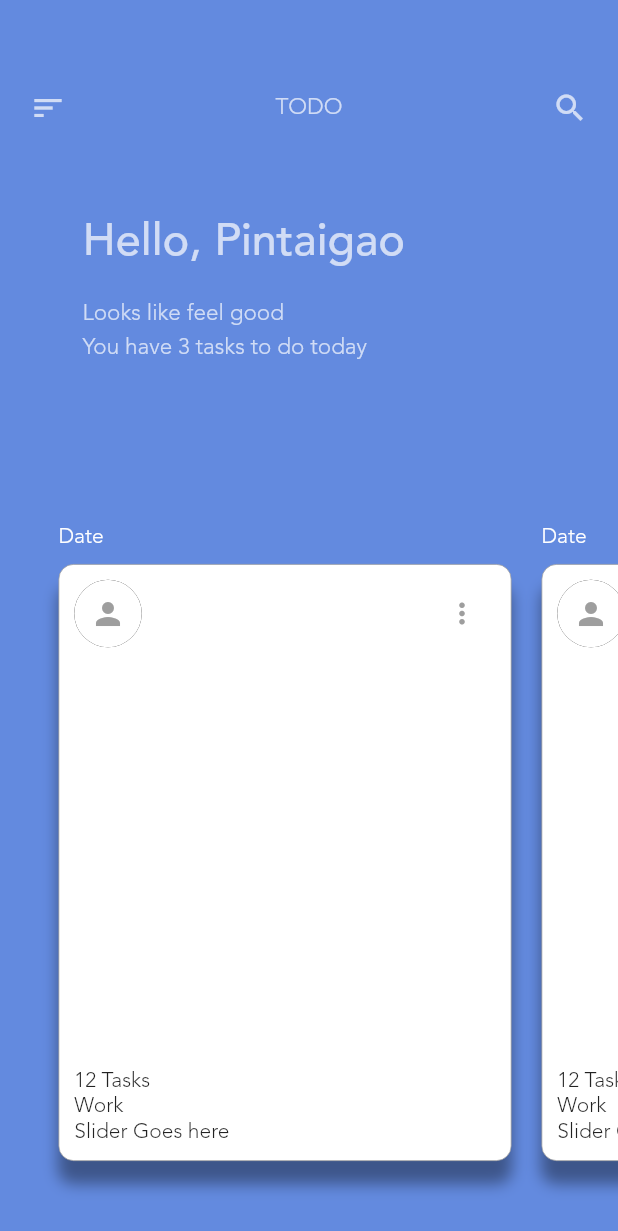
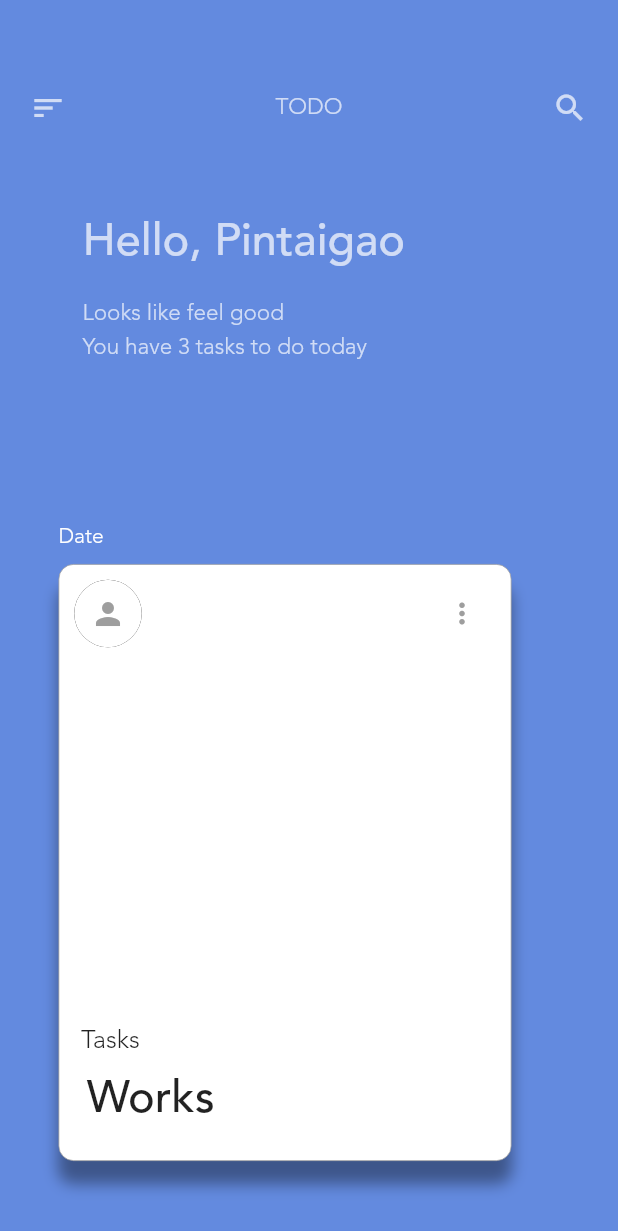
Before and after one commit to pintaigao/Flutter_TODO, a Flutter app: the screen it shows after launch, on a phone screen of 412 x 824 dp. Shown: the top 1231 px of the screen. Run offline on Flutter 3.47's test engine with Material 2 defaults, Android fonts, the light colour scheme and no system bars.

Commit message:
regular update

```diff
--- a/lib/Pages/HomePage.dart
+++ b/lib/Pages/HomePage.dart
@@ -114,7 +114,7 @@ class _HomePageState extends State<HomePage> {
                   },
                   scrollDirection: Axis.horizontal,
                   padding: EdgeInsets.only(left: 29.0),
-                  itemCount: 20,
+                  itemCount: 1,
                   controller: _scrollController,
                   physics: const NeverScrollableScrollPhysics(),
                 ),
--- a/lib/UI_Elements/TodoCard.dart
+++ b/lib/UI_Elements/TodoCard.dart
@@ -1,12 +1,12 @@
 import 'package:flutter/material.dart';
-import 'package:flutter_design/Pages/TodoDetail.dart';
+import 'package:flutter_design/Pages/TodoDetail/TodoDetail.dart';
 
 class TodoCard extends StatelessWidget {
   final int position;
   final ScrollController controller;
   final colorChanger;
 
-  TodoCard({this.position, this.controller,this.colorChanger});
+  TodoCard({this.position, this.controller, this.colorChanger});
 
   @override
   Widget build(BuildContext context) {
@@ -49,7 +49,9 @@ class TodoCard extends StatelessWidget {
                             new Row(
                               mainAxisAlignment: MainAxisAlignment.spaceBetween,
                               children: <Widget>[
-                                new Container(
+                                new Hero(
+                                  tag: "type_icon",
+                                  child: new Container(
                                       child: new CircleAvatar(
                                         child: Icon(Icons.person),
                                         backgroundColor: Colors.white,
@@ -61,6 +63,7 @@ class TodoCard extends StatelessWidget {
                                         color: Colors.black, // border color
                                         shape: BoxShape.circle,
                                       )),
+                                ),
                                 new Container(
 //                              alignment: Alignment(0.0, -3.0),
                                   child: new CircleAvatar(
@@ -81,20 +84,44 @@ class TodoCard extends StatelessWidget {
                               child: new Column(
                                 crossAxisAlignment: CrossAxisAlignment.start,
                                 children: <Widget>[
-                                  new Text("12 Tasks"),
-                                  new Text("Work"),
-                                  new Text("Slider Goes here"),
+                                  new Padding(
+                                      padding:
+                                          const EdgeInsets.only(bottom: 12.0),
+                                      child: new Align(
+                                          alignment: Alignment.bottomLeft,
+                                          child: new Hero(
+                                            tag: "task-number",
+                                            child: new Material(
+                                                color: Colors.transparent,
+                                                child: new Text(
+                                                  " Tasks",
+                                                  style: new TextStyle(
+                                                      fontSize: 17.0,
+                                                      fontWeight:
+                                                          FontWeight.w100),
+                                                )),
+                                          ))),
+                                  new Padding(
+                                      padding:
+                                          const EdgeInsets.only(bottom: 12.0),
+                                      child: new Align(
+                                          alignment: Alignment.bottomLeft,
+                                          child: new Hero(
+                                            tag: "task-title",
+                                            child: new Material(
+                                                color: Colors.transparent,
+                                                child: new Text(
+                                                  " Works",
+                                                  style: new TextStyle(
+                                                      fontSize: 30.0,
+                                                      fontWeight:
+                                                          FontWeight.w700),
+                                                )),
+                                          ))),
                                 ],
                               ),
                             ),
-                            /*
 
-                              onTap: () => Navigator.of(context).push(
-                                      MaterialPageRoute(
-                                          builder: (BuildContext context) {
-                                    return TodoDetail();
-                                  }))),
-                        )*/
                           ],
                         )),
                   ),
@@ -104,9 +131,8 @@ class TodoCard extends StatelessWidget {
             new Container(
               height: screenSize.height / 2.1,
               child: new GestureDetector(
-                onTap: (){
-                  controller.animateTo(
-                      (screenSize.width - 90.5) * position,
+                onTap: () {
+                  controller.animateTo((screenSize.width - 90.5) * position,
                       duration: const Duration(milliseconds: 300),
                       curve: Curves.easeOut);
                   colorChanger();
@@ -117,6 +143,7 @@ class TodoCard extends StatelessWidget {
                         MaterialPageRoute(builder: (BuildContext context) {
                       return TodoDetail();
                     }));
+//                    Navigator.of(context).pushNamed("/detail");
                   }
                 },
               ),
--- a/lib/main.dart
+++ b/lib/main.dart
@@ -1,5 +1,7 @@
 import 'package:flutter/material.dart';
+import 'package:flutter_design/Pages/AddTaskPage/AddTaskPage.dart';
 import 'package:flutter_design/Pages/HomePage.dart';
+import 'package:flutter_design/Pages/TodoDetail/TodoDetail.dart';
 
 void main() => runApp(new MyApp());
 
@@ -11,10 +13,14 @@ class MyApp extends StatelessWidget {
       title: 'Flutter Demo',
       theme: new ThemeData(
         primarySwatch: Colors.blue,
-        fontFamily: "AvenirLTStd"
+        fontFamily: "AvenirLTStd",
+        accentColor: Colors.white,
+        accentColorBrightness: Brightness.light,
       ),
       routes: {
         "/": (BuildContext context) => HomePage(),
+        "/detail":(BuildContext context) => TodoDetail(),
+        "/edit":(BuildContext context) => AddTaskPage()
       },
       onGenerateRoute: (RouteSettings settings){
         final List<String> pathElements = settings.name.split("/");
```
Also changed, not shown: lib/Pages/AddTaskPage/AddTaskPage.dart (added, +15 -0 lines), lib/Pages/TodoDetail.dart (deleted, +0 -25 lines), lib/Pages/TodoDetail/TodoDetail.dart (added, +92 -0 lines), lib/Pages/TodoDetail/TodoList.dart (added, +71 -0 lines). Lines whose indentation alone changed are shown as unchanged.
